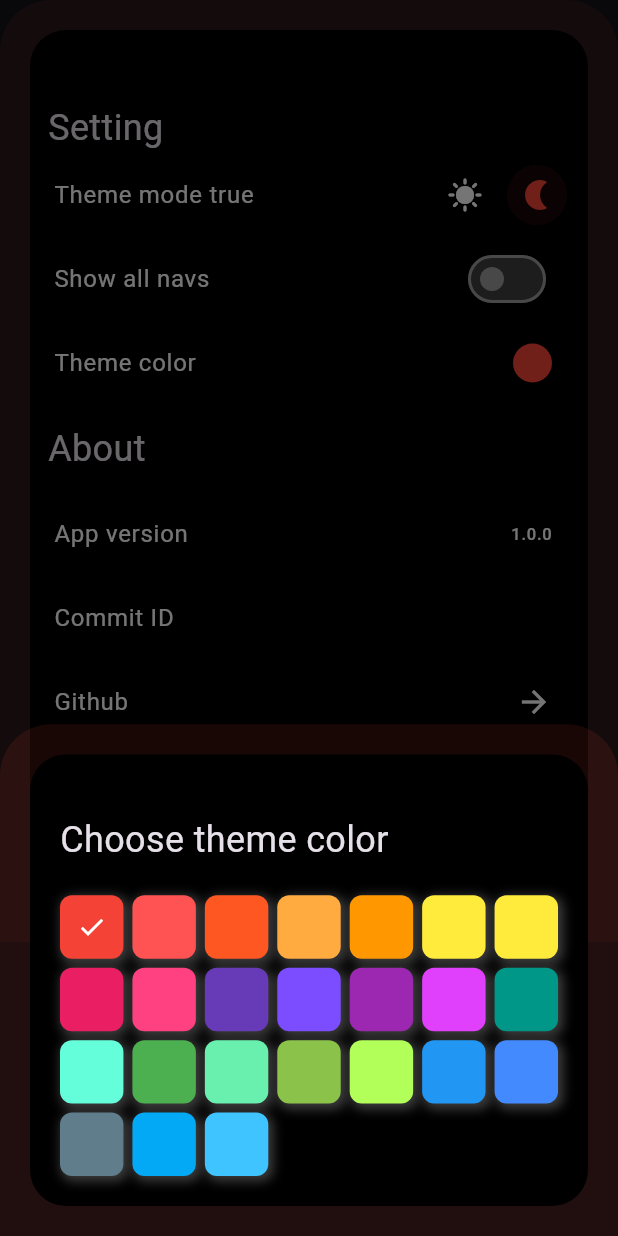
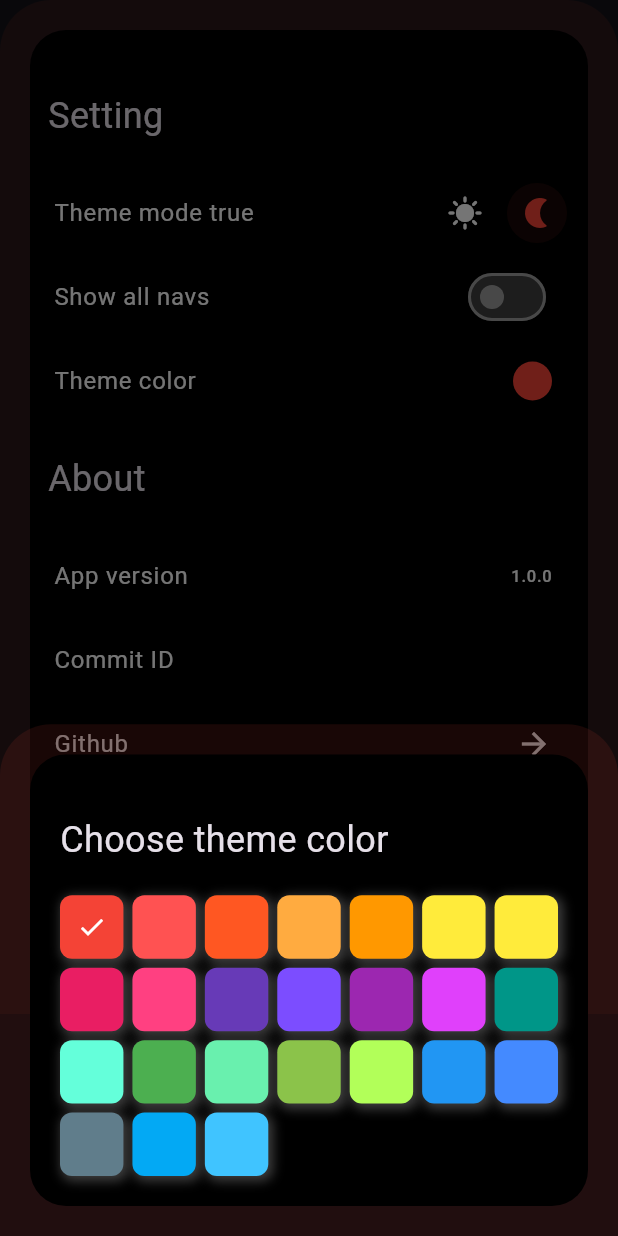
Before and after one commit to sukinosuki/duel-links-meta-flutter-app, a Flutter app: the SettingModalView widget shown alone on an empty page, opened directly, after a tap on the "nightlight" icon, after a tap on "Theme color", on a phone screen of 412 x 824 dp. Run offline on Flutter 3.47's test engine with Material 3 defaults, Android fonts, the phone set to English and light mode, and no system bars; our stand-ins replace cached_network_image, flutter_smart_dialog, flutter_svg, get, hive, hive_flutter and 2 more; accounts and stored records are empty; network calls fail.

Commit message:
fix: setting modal vertical padding

```diff
--- a/lib/components/ModalBottomSheetWrap.dart
+++ b/lib/components/ModalBottomSheetWrap.dart
@@ -20,11 +20,15 @@ class ModalBottomSheetWrap extends StatelessWidget {
         borderRadius: const BorderRadius.all(Radius.circular(24)),
         child: ColoredBox(
           color: Theme.of(context).colorScheme.onPrimary,
-          child: SingleChildScrollView(
-            child: Column(
-              children: [
-                child,
-              ],
+
+          child: Container(
+            padding: EdgeInsets.symmetric(vertical: 20),
+            child: SingleChildScrollView(
+              child: Column(
+                children: [
+                  child,
+                ],
+              ),
             ),
           ),
         ),
--- a/lib/components/SettingModalView.dart
+++ b/lib/components/SettingModalView.dart
@@ -52,17 +52,12 @@ class _SettingModalViewState extends State<SettingModalView> {
   Widget build(BuildContext context) {
     return ModalBottomSheetWrap(
       child: Container(
-        // height: 400,
-        padding: const EdgeInsets.only(top: 20),
         child: SingleChildScrollView(
           child: Column(
             crossAxisAlignment: CrossAxisAlignment.start,
             children: [
-              const SizedBox(
-                height: 28,
-              ),
               const Padding(
-                padding: EdgeInsets.symmetric(horizontal: 12),
+                padding: EdgeInsets.symmetric(horizontal: 12, vertical: 20),
                 child: Text(
                   'Setting',
                   style: TextStyle(fontSize: 24),
@@ -168,7 +163,7 @@ class _SettingModalViewState extends State<SettingModalView> {
                 ),
               ),
               const Padding(
-                padding: EdgeInsets.symmetric(vertical: 12, horizontal: 12),
+                padding: EdgeInsets.symmetric(vertical: 20, horizontal: 12),
                 child: Text(
                   'About',
                   style: TextStyle(fontSize: 24),
--- a/lib/components/ThemeColorSelectorPanelModalView.dart
+++ b/lib/components/ThemeColorSelectorPanelModalView.dart
@@ -11,14 +11,13 @@ class ThemeColorSelectorPanelModalView extends StatefulWidget {
 }
 
 class _ThemeColorSelectorPanelModalViewState extends State<ThemeColorSelectorPanelModalView> {
-  var _index = 0;
-  var appStore = Get.put(AppStore());
+  AppStore appStore = Get.put(AppStore());
 
   @override
   Widget build(BuildContext context) {
     return ModalBottomSheetWrap(
       child: Container(
-        padding: EdgeInsets.all(20),
+        padding: const EdgeInsets.symmetric(horizontal: 20),
         child: Column(
           crossAxisAlignment: CrossAxisAlignment.start,
           children: [
```
